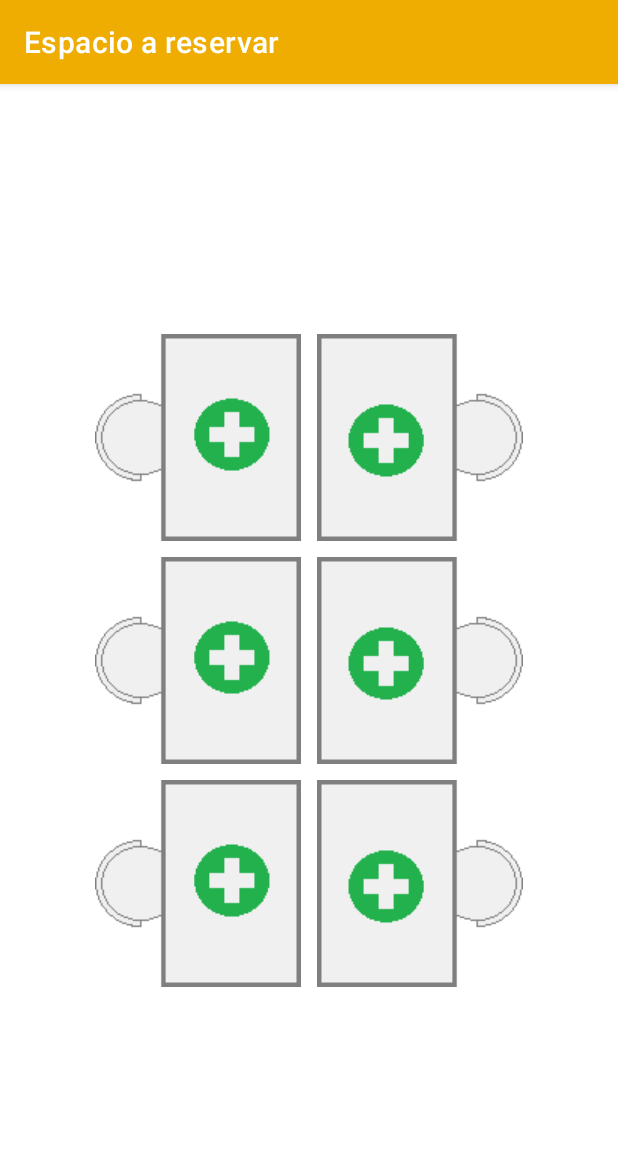
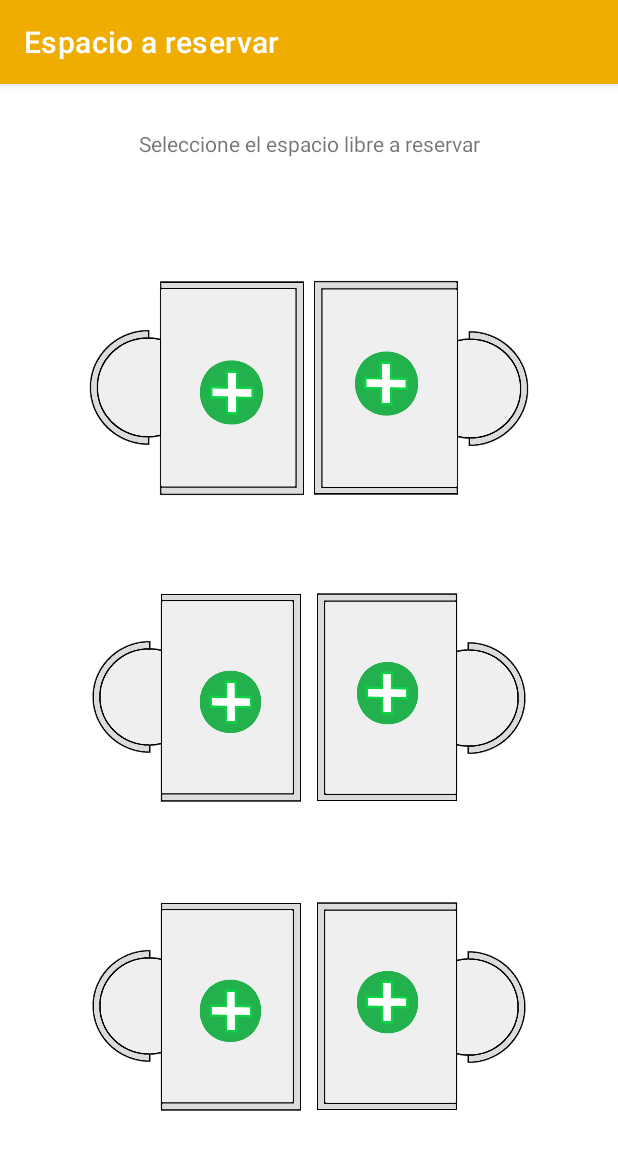
Before and after one commit to FourTech2/go-office, an Android app: the SelectSpaceActivity screen opened directly, with no data from a screen before it, on a phone screen of 412 x 824 dp. Shown: the top 1150 px of the screen. Run offline under Robolectric (Android 15) with nearby library versions, the phone set to English and light mode, and no system bars; our stand-ins replace Firebase (no records; nobody signed in at launch, a user with empty details on screens opened directly).

Commit message:
Actualiza las imagenes de los espacios

```diff
--- a/app/src/main/res/layout/activity_select_space.xml
+++ b/app/src/main/res/layout/activity_select_space.xml
@@ -6,80 +6,108 @@
     android:layout_height="match_parent"
     tools:context=".SelectSpaceActivity">
 
-    <TableLayout
+    <TextView
+        android:id="@+id/textView"
         android:layout_width="wrap_content"
         android:layout_height="wrap_content"
+        android:layout_marginTop="30dp"
+        android:text="@string/Choose_a_free_space_to_reserve"
+        app:layout_constraintBottom_toTopOf="@id/tableLayout"
+        app:layout_constraintEnd_toEndOf="parent"
+        app:layout_constraintStart_toStartOf="parent"
+        app:layout_constraintTop_toTopOf="parent" />
+
+    <TableLayout
+        android:id="@+id/tableLayout"
+        android:layout_width="0dp"
+        android:layout_height="0dp"
+        android:layout_margin="50dp"
         app:layout_constraintBottom_toBottomOf="parent"
         app:layout_constraintEnd_toEndOf="parent"
         app:layout_constraintStart_toStartOf="parent"
-        app:layout_constraintTop_toTopOf="parent">
+        app:layout_constraintTop_toBottomOf="@id/textView">
 
         <TableRow
-            android:layout_width="match_parent"
-            android:layout_height="match_parent">
+            android:layout_width="0dp"
+            android:layout_height="match_parent"
+            android:layout_weight="1">
 
             <ImageButton
                 android:id="@+id/imageButtonSpace01"
-                android:layout_width="wrap_content"
-                android:layout_height="wrap_content"
+                android:layout_width="match_parent"
+                android:layout_height="match_parent"
+                android:layout_margin="3dp"
+                android:layout_weight="1"
                 android:background="#00FFFFFF"
                 android:rotation="180"
-                app:srcCompat="@drawable/free_space"
-                android:layout_margin="5dp"/>
+                android:scaleType="fitCenter"
+                app:srcCompat="@drawable/free_space" />
 
             <ImageButton
                 android:id="@+id/imageButtonSpace02"
-                android:layout_width="wrap_content"
-                android:layout_height="wrap_content"
+                android:layout_width="match_parent"
+                android:layout_height="match_parent"
+                android:layout_margin="3dp"
+                android:layout_weight="1"
                 android:background="#00FFFFFF"
-                app:srcCompat="@drawable/free_space"
-                android:layout_margin="5dp"/>
+                android:scaleType="fitCenter"
+                app:srcCompat="@drawable/free_space" />
 
         </TableRow>
 
         <TableRow
             android:layout_width="0dp"
-            android:layout_height="wrap_content">
+            android:layout_height="wrap_content"
+            android:layout_weight="1">
 
             <ImageButton
                 android:id="@+id/imageButtonSpace03"
                 android:layout_width="wrap_content"
                 android:layout_height="wrap_content"
                 android:layout_margin="5dp"
+                android:layout_weight="1"
                 android:background="#00FFFFFF"
                 android:rotation="180"
+                android:scaleType="fitCenter"
                 app:srcCompat="@drawable/free_space" />
 
             <ImageButton
                 android:id="@+id/imageButtonSpace04"
-                android:layout_width="wrap_content"
-                android:layout_height="wrap_content"
+                android:layout_width="match_parent"
+                android:layout_height="match_parent"
                 android:layout_margin="5dp"
-                app:srcCompat="@drawable/free_space"
-                android:background="#00FFFFFF"/>
+                android:layout_weight="1"
+                android:background="#00FFFFFF"
+                android:scaleType="fitCenter"
+                app:srcCompat="@drawable/free_space" />
 
         </TableRow>
 
         <TableRow
-            android:layout_width="match_parent"
-            android:layout_height="match_parent" >
+            android:layout_width="0dp"
+            android:layout_height="match_parent"
+            android:layout_weight="1">
 
             <ImageButton
                 android:id="@+id/imageButtonSpace05"
-                android:layout_width="wrap_content"
-                android:layout_height="wrap_content"
+                android:layout_width="match_parent"
+                android:layout_height="match_parent"
+                android:layout_margin="5dp"
+                android:layout_weight="1"
                 android:background="#00FFFFFF"
                 android:rotation="180"
-                app:srcCompat="@drawable/free_space"
-                android:layout_margin="5dp"/>
+                android:scaleType="fitCenter"
+                app:srcCompat="@drawable/free_space" />
 
             <ImageButton
                 android:id="@+id/imageButtonSpace06"
-                android:layout_width="wrap_content"
-                android:layout_height="wrap_content"
-                app:srcCompat="@drawable/free_space"
+                android:layout_width="match_parent"
+                android:layout_height="match_parent"
+                android:layout_margin="5dp"
+                android:layout_weight="1"
                 android:background="#00FFFFFF"
-                android:layout_margin="5dp"/>
+                android:scaleType="fitCenter"
+                app:srcCompat="@drawable/free_space" />
         </TableRow>
 
     </TableLayout>
--- a/app/src/main/res/values/strings.xml
+++ b/app/src/main/res/values/strings.xml
@@ -17,4 +17,5 @@
     <string name="exit_hour_text">Hora de salida</string>
     <string name="reserve_text">Reservar</string>
     <string name="reserve_description">Ingresa la fecha, hora de entrada y salida para reservar un espacio</string>
+    <string name="Choose_a_free_space_to_reserve">Seleccione el espacio libre a reservar</string>
 </resources>
```
Also changed, not shown: app/src/main/res/drawable/block_space.png, app/src/main/res/drawable/free_space.png, app/src/main/res/drawable/reserved_space.png.
